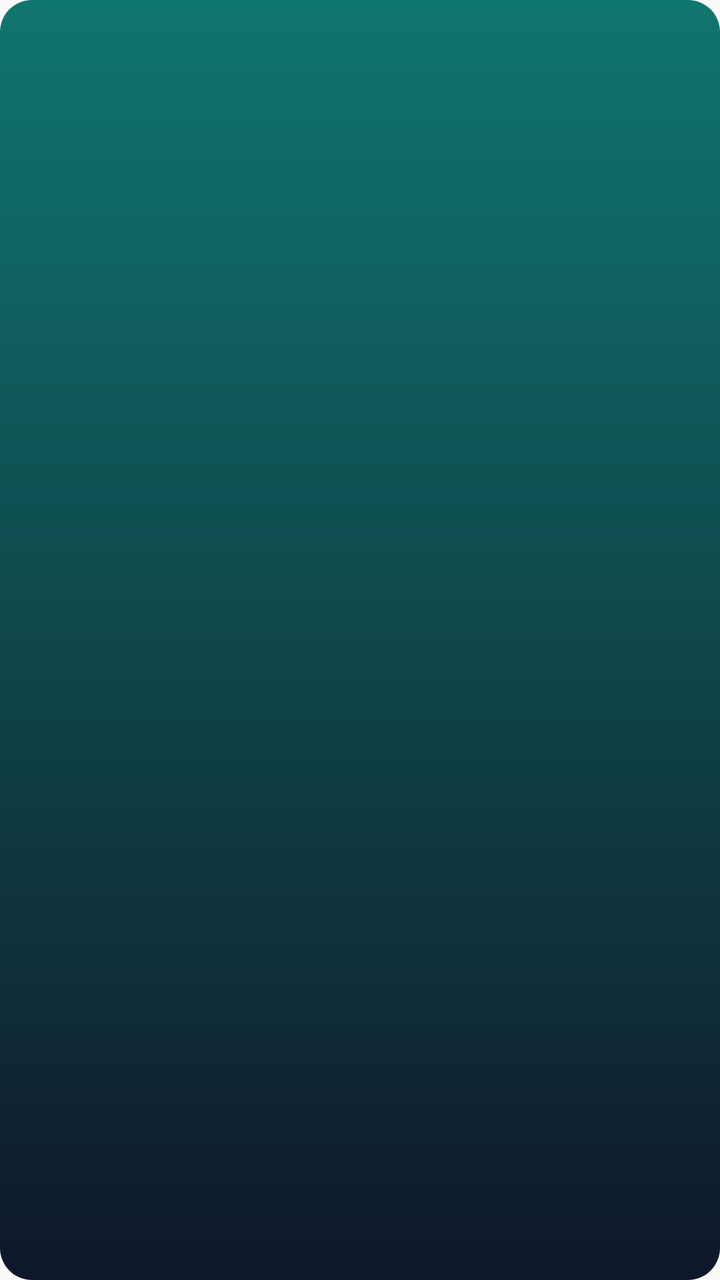
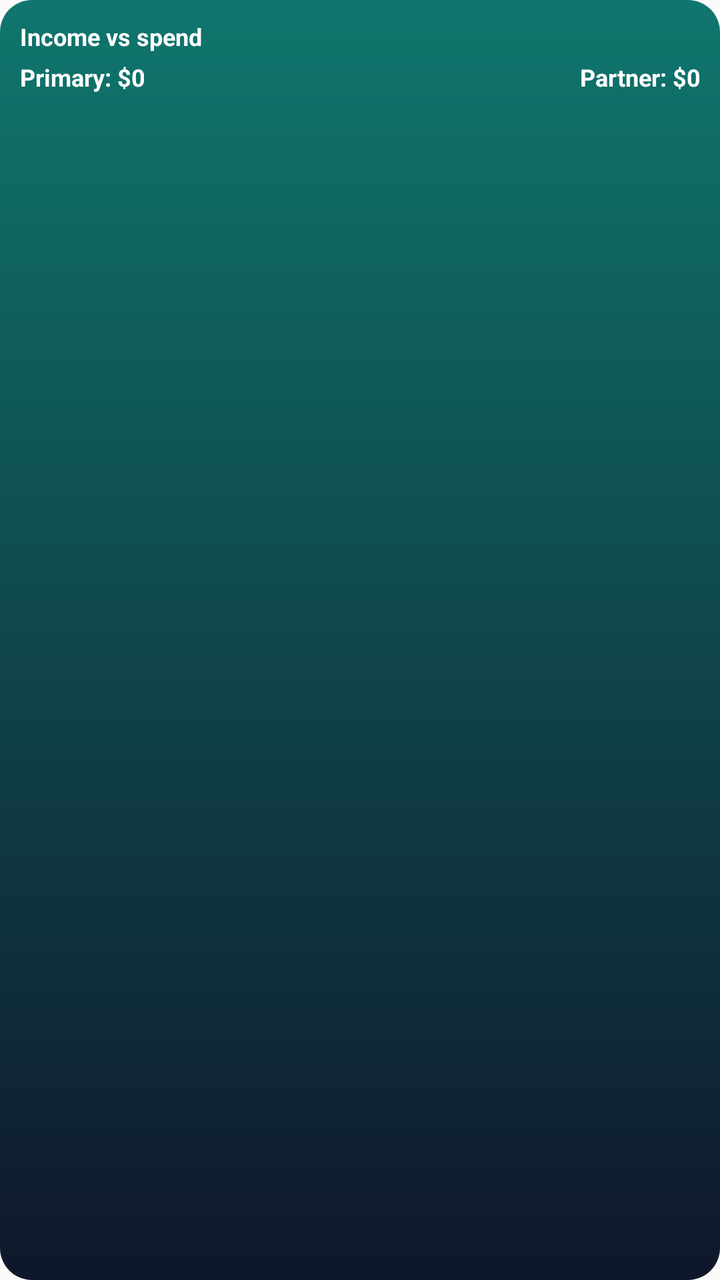

Compare the two renders of this Android layout. The source of the first and the diff that turns it into the second are given below.
<!-- AndroidManifest.xml: application theme AppTheme -->
<!-- res/layout/widget_income_spend.xml -->
<?xml version="1.0" encoding="utf-8"?>
<LinearLayout xmlns:android="http://schemas.android.com/apk/res/android"
  android:id="@+id/widget_root"
  android:layout_width="match_parent"
  android:layout_height="match_parent"
  android:orientation="vertical"
  android:padding="12dp"
  android:background="@drawable/widget_bg">

  <TextView
    android:id="@+id/widget_title"
    android:layout_width="match_parent"
    android:layout_height="wrap_content"
    android:textStyle="bold"
    android:textSize="12sp"
    android:textColor="@android:color/white" />

  <TextView
    android:id="@+id/widget_line1"
    android:layout_width="match_parent"
    android:layout_height="wrap_content"
    android:textSize="14sp"
    android:textStyle="bold"
    android:textColor="@android:color/white"
    android:maxLines="1" />

  <TextView
    android:id="@+id/widget_line2"
    android:layout_width="match_parent"
    android:layout_height="wrap_content"
    android:textSize="14sp"
    android:textStyle="bold"
    android:textColor="@android:color/white"
    android:maxLines="1" />

</LinearLayout>
<!-- resources referenced by this layout -->
<resources>
  <!-- drawable widget_bg (drawable) -->
  <?xml version="1.0" encoding="utf-8"?>
  <shape xmlns:android="http://schemas.android.com/apk/res/android" android:shape="rectangle">
    <corners android:radius="16dp" />
    <gradient
      android:angle="90"
      android:startColor="#0F172A"
      android:endColor="#0F766E" />
    <padding
      android:left="12dp"
      android:top="12dp"
      android:right="12dp"
      android:bottom="12dp" />
  </shape>
  <style name="AppTheme" parent="Theme.AppCompat.Light.DarkActionBar">
          
          <item name="colorPrimary">@color/colorPrimary</item>
          <item name="colorPrimaryDark">@color/colorPrimaryDark</item>
          <item name="colorAccent">@color/colorAccent</item>
      </style>
</resources>

<!-- the commit's change to res/layout/widget_income_spend.xml (unified diff, before → after) -->
@@ -4,33 +4,54 @@
   android:layout_width="match_parent"
   android:layout_height="match_parent"
   android:orientation="vertical"
-  android:padding="12dp"
+  android:padding="10dp"
   android:background="@drawable/widget_bg">
 
   <TextView
     android:id="@+id/widget_title"
     android:layout_width="match_parent"
     android:layout_height="wrap_content"
+    android:text="Income vs spend"
     android:textStyle="bold"
     android:textSize="12sp"
     android:textColor="@android:color/white" />
 
-  <TextView
-    android:id="@+id/widget_line1"
+  <LinearLayout
     android:layout_width="match_parent"
     android:layout_height="wrap_content"
-    android:textSize="14sp"
-    android:textStyle="bold"
-    android:textColor="@android:color/white"
-    android:maxLines="1" />
+    android:orientation="horizontal"
+    android:layout_marginTop="4dp">
 
-  <TextView
-    android:id="@+id/widget_line2"
+    <TextView
+      android:id="@+id/widget_line1"
+      android:layout_width="0dp"
+      android:layout_height="wrap_content"
+      android:layout_weight="1"
+      android:text="Primary: $0"
+      android:textSize="12sp"
+      android:textStyle="bold"
+      android:textColor="@android:color/white"
+      android:maxLines="1" />
+
+    <TextView
+      android:id="@+id/widget_line2"
+      android:layout_width="0dp"
+      android:layout_height="wrap_content"
+      android:layout_weight="1"
+      android:gravity="end"
+      android:text="Partner: $0"
+      android:textSize="12sp"
+      android:textStyle="bold"
+      android:textColor="@android:color/white"
+      android:maxLines="1" />
+  </LinearLayout>
+
+  <ImageView
+    android:id="@+id/widget_chart"
     android:layout_width="match_parent"
-    android:layout_height="wrap_content"
-    android:textSize="14sp"
-    android:textStyle="bold"
-    android:textColor="@android:color/white"
-    android:maxLines="1" />
+    android:layout_height="44dp"
+    android:layout_marginTop="10dp"
+    android:scaleType="fitXY"
+    android:contentDescription="Income vs spend bars" />
 
 </LinearLayout>
